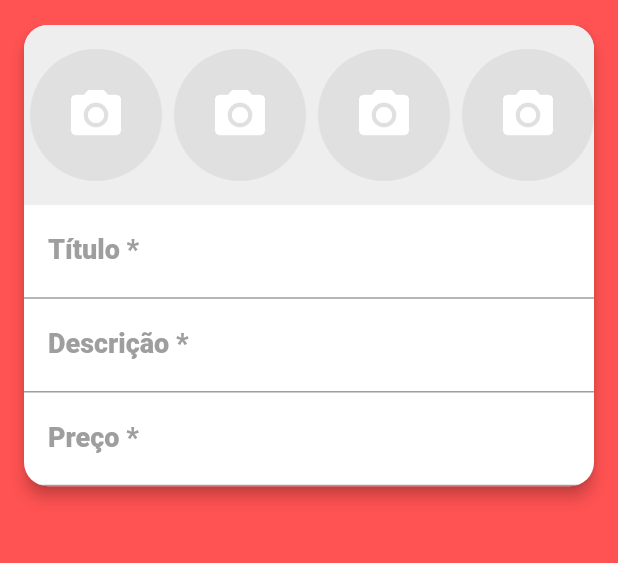
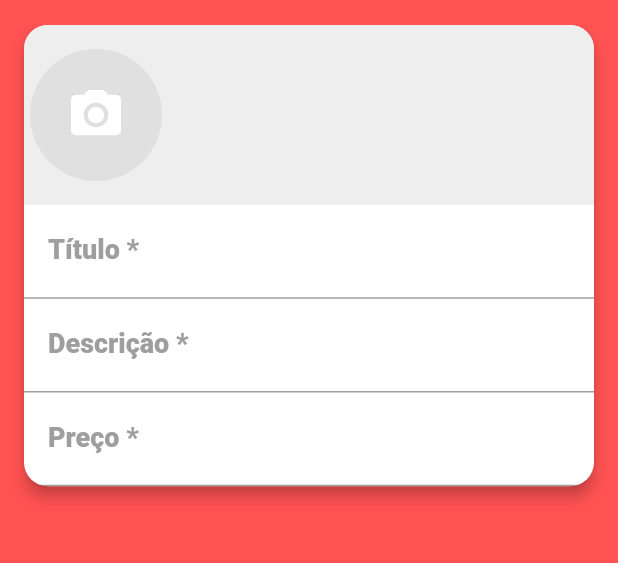
Before and after one commit to PAULOFO/Magazine-Market, a Flutter app: the screen it shows after launch, swiped to page 2, on a phone screen of 412 x 824 dp, the part 59-622 px from its top. Run offline on Flutter 3.47's test engine with Material 2 defaults, Android fonts, the phone set to English and light mode, and no system bars; our stand-ins replace brasil_fields, flutter_mobx, get_it, image_cropper, image_picker, mobx and 1 more; accounts and stored records are empty; generated files the repository leaves out were written again.

Commit message:
20º Commit "Exibindo as Imagens Selecionadas"

```diff
--- a/lib/screens/create/components/images_field.dart
+++ b/lib/screens/create/components/images_field.dart
@@ -2,23 +2,34 @@ import 'dart:io';
 
 import 'package:flutter/cupertino.dart';
 import 'package:flutter/material.dart';
+import 'package:flutter_mobx/flutter_mobx.dart';
 import 'package:magazine_market/screens/create/components/image_source_modal.dart';
+import 'package:magazine_market/stores/create_store.dart';
 
 
 class ImagesField extends StatelessWidget {
+
+  ImagesField(this.createStore);
+
+  final CreateStore createStore;
+
   @override
   Widget build(BuildContext context) {
-    void onImageSelected(File iamge){
+    void onImageSelected(File image) {
+      createStore.images.add(image);
       Navigator.of(context).pop();
     }
 
     return Container(
       color: Colors.grey[200],
       height: 120,
-      child: ListView.builder(
+      child: Observer(builder: (_){
+        return ListView.builder(
           scrollDirection: Axis.horizontal,
-        itemCount: 6,
+          itemCount: createStore.images.length < 6
+          ? createStore.images.length + 1 : 6,
           itemBuilder: (_, index) {
+            if(index == createStore.images.length)
             return Padding(
               padding: const EdgeInsets.all(4.0),
               child: GestureDetector(
@@ -58,8 +69,28 @@ class ImagesField extends StatelessWidget {
                 ),
               ),
             );
+            else
+              return Padding(
+                padding: EdgeInsets.fromLTRB(
+                    8,
+                    16,
+                    index == 5 ? 8 : 0,
+                    16,
+                ),
+                child: GestureDetector(
+                  onTap: () {
+
                   },
+                  child: CircleAvatar(
+                    radius: 44,
+                    backgroundImage: FileImage(
+                        createStore.images[index]),
                   ),
+                ),
+              );
+          },
+        );
+      }),
     );
   }
 }
--- a/lib/screens/create/create_screen.dart
+++ b/lib/screens/create/create_screen.dart
@@ -3,8 +3,12 @@ import 'package:flutter/material.dart';
 import 'package:flutter/services.dart';
 import 'package:magazine_market/components/custom_drawer/custom_drawer.dart';
 import 'package:magazine_market/screens/create/components/images_field.dart';
+import 'package:magazine_market/stores/create_store.dart';
 
 class CreateScreen extends StatelessWidget {
+
+  final CreateStore createStore = CreateStore();
+
   @override
   Widget build(BuildContext context) {
     final labelStyle = TextStyle(
@@ -31,7 +35,7 @@ class CreateScreen extends StatelessWidget {
         child: Column(
           mainAxisSize: MainAxisSize.min,
           children: [
-            ImagesField(),
+            ImagesField(createStore),
             TextFormField(
               decoration: InputDecoration(
                 labelText: 'Título *',
--- /dev/null
+++ b/lib/stores/create_store.dart
@@ -0,0 +1,13 @@
+import 'package:mobx/mobx.dart';
+
+part 'create_store.g.dart';
+
+class CreateStore = _CreateStore with _$CreateStore;
+
+abstract class _CreateStore with Store {
+
+  ObservableList images = ObservableList();
+
+
+
+}
```
Also changed, not shown: lib/screens/create/components/image_source_modal.dart (+11 -4 lines), lib/stores/create_store.g.dart (added), 3 other files. Lines whose indentation alone changed are shown as unchanged.
